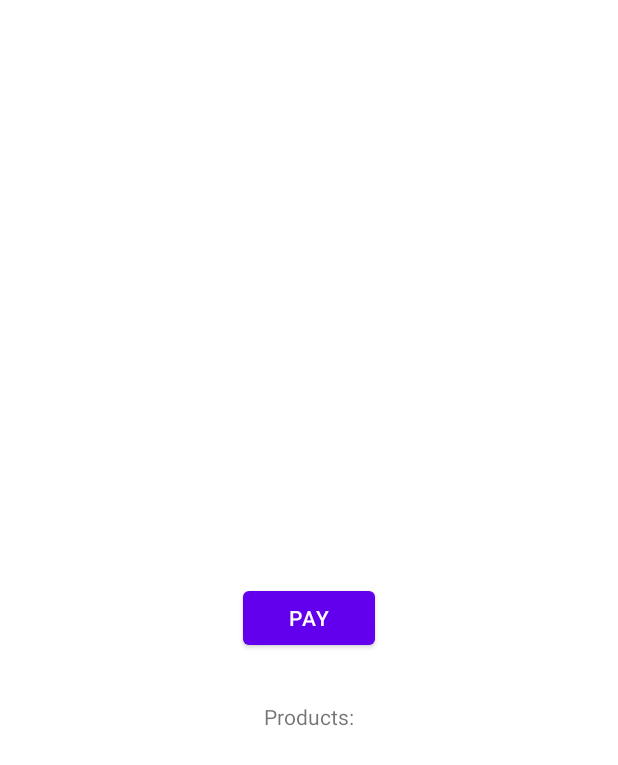
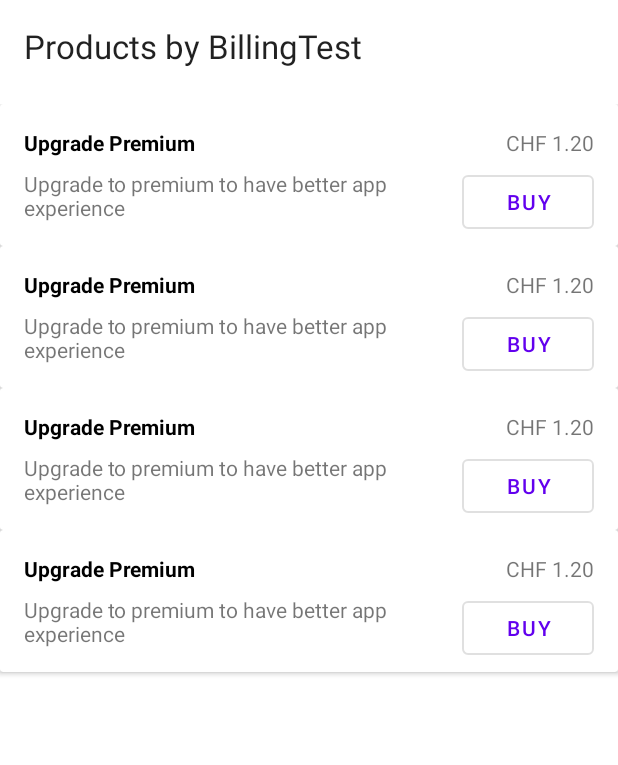
Before and after one commit to jonahsebright/BillingTest, an Android app: the layout activity_main.xml on its own in the app's theme, with its tools: preview values and no code run, on a phone screen of 412 x 824 dp. Shown: the top 765 px of the screen. Run offline under Robolectric (Android 15) with nearby library versions, the phone set to English and light mode, and no system bars.

Commit message:
can display inapp products in listview

```diff
--- a/app/src/main/res/layout/activity_main.xml
+++ b/app/src/main/res/layout/activity_main.xml
@@ -6,34 +6,27 @@
     android:layout_height="match_parent"
     tools:context=".loadInAppPurchases.MainActivity">
 
-    <Button
-        android:id="@+id/loadInAppPurchases"
+    <TextView
+        android:id="@+id/textView2"
         android:layout_width="wrap_content"
         android:layout_height="wrap_content"
-        android:text="Pay"
+        android:layout_marginStart="16dp"
+        android:layout_marginTop="16dp"
+        android:text="Products by BillingTest"
+        android:textAppearance="@style/TextAppearance.AppCompat.Large"
+        app:layout_constraintStart_toStartOf="parent"
+        app:layout_constraintTop_toTopOf="parent" />
+
+    <androidx.recyclerview.widget.RecyclerView
+        android:id="@+id/products"
+        android:layout_width="match_parent"
+        android:layout_height="0dp"
+        android:layout_marginTop="24dp"
         app:layout_constraintBottom_toBottomOf="parent"
         app:layout_constraintEnd_toEndOf="parent"
         app:layout_constraintHorizontal_bias="0.5"
         app:layout_constraintStart_toStartOf="parent"
-        app:layout_constraintTop_toTopOf="parent" />
-
-    <TextView
-        android:id="@+id/textView"
-        android:layout_width="wrap_content"
-        android:layout_height="wrap_content"
-        android:layout_marginTop="32dp"
-        android:text="Products:"
-        app:layout_constraintEnd_toEndOf="parent"
-        app:layout_constraintHorizontal_bias="0.5"
-        app:layout_constraintStart_toStartOf="parent"
-        app:layout_constraintTop_toBottomOf="@+id/loadInAppPurchases" />
-
-    <TextView
-        android:id="@+id/tvProducts"
-        android:layout_width="wrap_content"
-        android:layout_height="wrap_content"
-        android:layout_marginTop="16dp"
-        app:layout_constraintEnd_toEndOf="@+id/textView"
-        app:layout_constraintStart_toStartOf="@+id/textView"
-        app:layout_constraintTop_toBottomOf="@+id/textView" />
+        app:layout_constraintTop_toBottomOf="@+id/textView2"
+        tools:itemCount="4"
+        tools:listitem="@layout/product_item_card" />
 </androidx.constraintlayout.widget.ConstraintLayout>
--- /dev/null
+++ b/app/src/main/res/layout/product_item_card.xml
@@ -0,0 +1,57 @@
+<?xml version="1.0" encoding="utf-8"?>
+<androidx.cardview.widget.CardView xmlns:android="http://schemas.android.com/apk/res/android"
+    xmlns:app="http://schemas.android.com/apk/res-auto"
+    xmlns:tools="http://schemas.android.com/tools"
+    android:layout_width="match_parent"
+    android:layout_height="wrap_content">
+
+    <androidx.constraintlayout.widget.ConstraintLayout
+        android:layout_width="match_parent"
+        android:layout_height="wrap_content">
+
+        <TextView
+            android:id="@+id/product_name"
+            android:layout_width="wrap_content"
+            android:layout_height="wrap_content"
+            android:layout_marginStart="16dp"
+            android:layout_marginTop="16dp"
+            android:textColor="@color/black"
+            android:textStyle="bold"
+            app:layout_constraintStart_toStartOf="parent"
+            app:layout_constraintTop_toTopOf="parent"
+            tools:text="Upgrade Premium" />
+
+        <TextView
+            android:id="@+id/price"
+            android:layout_width="wrap_content"
+            android:layout_height="wrap_content"
+            android:layout_marginEnd="16dp"
+            app:layout_constraintBaseline_toBaselineOf="@+id/product_name"
+            app:layout_constraintEnd_toEndOf="parent"
+            tools:text="CHF 1.20" />
+
+        <TextView
+            android:id="@+id/product_description"
+            android:layout_width="0dp"
+            android:layout_height="wrap_content"
+            android:layout_marginTop="8dp"
+            android:layout_marginEnd="16dp"
+            android:layout_marginBottom="16dp"
+            app:layout_constraintBottom_toBottomOf="parent"
+            app:layout_constraintEnd_toStartOf="@+id/buyProduct"
+            app:layout_constraintStart_toStartOf="@+id/product_name"
+            app:layout_constraintTop_toBottomOf="@+id/product_name"
+            tools:text="Upgrade to premium to have better app experience" />
+
+        <Button
+            android:id="@+id/buyProduct"
+            style="@style/Widget.MaterialComponents.Button.OutlinedButton"
+            android:layout_width="wrap_content"
+            android:layout_height="wrap_content"
+            android:layout_marginEnd="16dp"
+            android:text="Buy"
+            app:layout_constraintBottom_toBottomOf="parent"
+            app:layout_constraintEnd_toEndOf="parent"
+            app:layout_constraintTop_toBottomOf="@+id/price" />
+    </androidx.constraintlayout.widget.ConstraintLayout>
+</androidx.cardview.widget.CardView>
```
Also changed, not shown: app/src/main/java/com/jonahsebright/billingtest/loadInAppProducts/InAppProductAdapter.java (added, +51 -0 lines), app/src/main/java/com/jonahsebright/billingtest/loadInAppProducts/LoadInAppProductsViewModel.java (+5 -3 lines), app/src/main/java/com/jonahsebright/billingtest/loadInAppProducts/LoadInAppPurchases.java (+13 -3 lines), app/src/main/java/com/jonahsebright/billingtest/loadInAppProducts/MainActivity.java (+14 -7 lines), app/src/main/java/com/jonahsebright/billingtest/loadInAppProducts/ProductModel.java (added, +31 -0 lines), app/src/main/java/com/jonahsebright/billingtest/loadInAppProducts/ProductsPresenter.java (+13 -3 lines), app/src/main/java/com/jonahsebright/billingtest/util/Converter.java (added, +24 -0 lines), app/src/main/java/com/jonahsebright/billingtest/util/adapter/ModelAdapter.java (added, +43 -0 lines), app/src/main/java/com/jonahsebright/billingtest/util/adapter/ModelViewHolder.java (added, +15 -0 lines), 4 other files.
